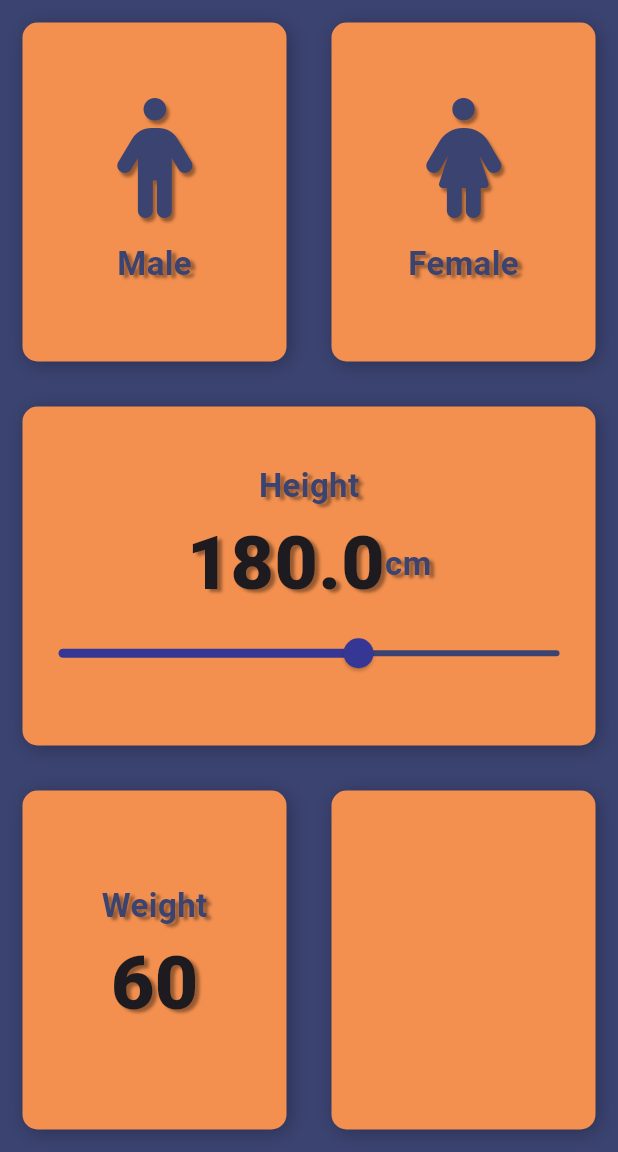
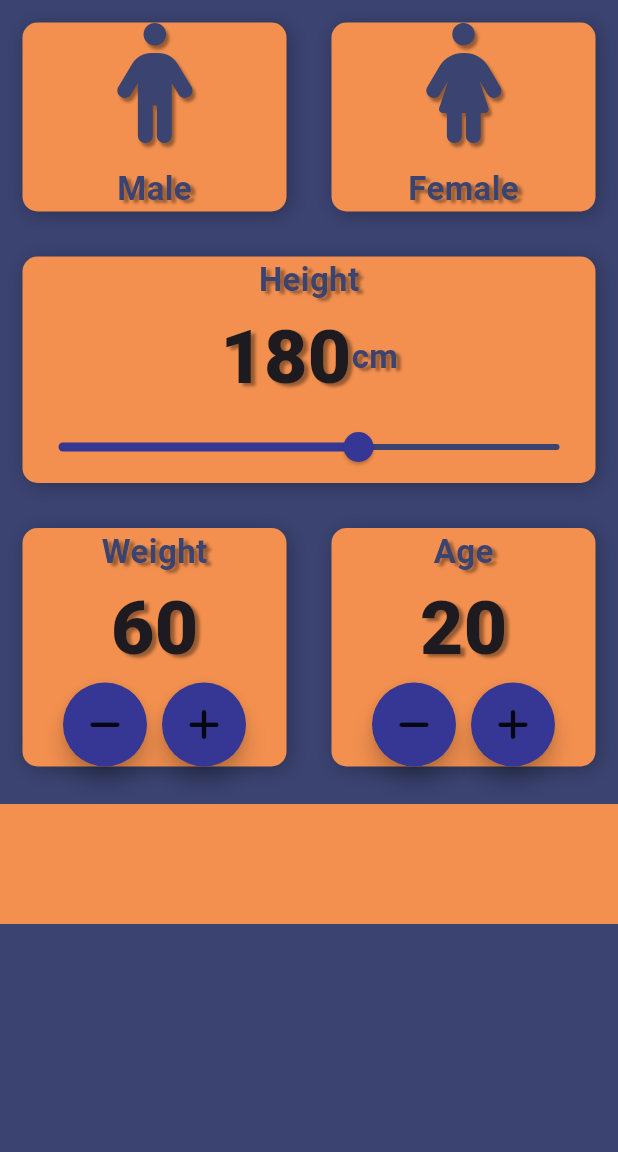
Before and after one commit to albatross65/BMI_Calculator, a Flutter app: the screen it shows after launch, on a phone screen of 412 x 824 dp, the part 84-1236 px from its top. Run offline on Flutter 3.47's test engine with Material 3 defaults, Android fonts, the phone set to English and light mode, and no system bars; our stand-ins replace font_awesome_flutter.

Commit message:
#14 Fix layout overflow,created RoundIcon class for reusable button components.

```diff
--- a/lib/input_page.dart
+++ b/lib/input_page.dart
@@ -3,9 +3,12 @@ import 'package:font_awesome_flutter/font_awesome_flutter.dart';
 import 'ContainerCode.dart';
 import 'IconTextCode.dart';
 import 'constant.dart';
+
 enum Gender { male, female }
+
 class InputPage extends StatefulWidget {
   const InputPage({super.key});
+
   @override
   State<InputPage> createState() => _InputPageState();
 }
@@ -14,14 +17,16 @@ class _InputPageState extends State<InputPage> {
   Gender? selectedGender;
   int sliderHeight = 180;
   int sliderWeight = 60;
+  int sliderAge = 20;
 
   @override
   Widget build(BuildContext context) {
-    return Column(
-      crossAxisAlignment: CrossAxisAlignment.stretch,
-      children: [
-        Expanded(
-          child: Row(
+    return SingleChildScrollView(
+      child: Column(
+        crossAxisAlignment: CrossAxisAlignment.stretch,
+        children: [
+          // Gender selection row
+          Row(
             children: [
               Expanded(
                 child: RepeatContainerCode(
@@ -30,15 +35,16 @@ class _InputPageState extends State<InputPage> {
                       selectedGender = Gender.male;
                     });
                   },
-
                   colors: selectedGender == Gender.male
                       ? activeColor
                       : deActiveColor,
                   cardwidget: RepeatIconTextCode(
                     iconData: FontAwesomeIcons.person,
                     label: 'Male',
-                    iconColor: selectedGender == Gender.male ? Colors.black : null,
-                    textColor: selectedGender == Gender.male ? Colors.black : null,
+                    iconColor:
+                    selectedGender == Gender.male ? Colors.black : null,
+                    textColor:
+                    selectedGender == Gender.male ? Colors.black : null,
                   ),
                   border: selectedGender == Gender.male
                       ? Border.all(color: Colors.black, width: 2)
@@ -58,8 +64,10 @@ class _InputPageState extends State<InputPage> {
                   cardwidget: RepeatIconTextCode(
                     iconData: FontAwesomeIcons.personDress,
                     label: 'Female',
-                    iconColor: selectedGender == Gender.female ? Colors.black : null,
-                    textColor: selectedGender == Gender.female ? Colors.black : null,
+                    iconColor:
+                    selectedGender == Gender.female ? Colors.black : null,
+                    textColor:
+                    selectedGender == Gender.female ? Colors.black : null,
                   ),
                   border: selectedGender == Gender.female
                       ? Border.all(color: Colors.black, width: 2)
@@ -68,9 +76,8 @@ class _InputPageState extends State<InputPage> {
               ),
             ],
           ),
-        ),
-        Expanded(
-          child: RepeatContainerCode(
+          // Height slider
+          RepeatContainerCode(
             colors: deActiveColor,
             cardwidget: Column(
               mainAxisAlignment: MainAxisAlignment.center,
@@ -80,7 +87,7 @@ class _InputPageState extends State<InputPage> {
                   mainAxisAlignment: MainAxisAlignment.center,
                   children: [
                     Text(
-                      sliderHeight.toStringAsFixed(1),
+                      sliderHeight.toString(),
                       style: kNumberStyle,
                     ),
                     Text(
@@ -93,10 +100,10 @@ class _InputPageState extends State<InputPage> {
                   value: sliderHeight.toDouble(),
                   min: 120.0,
                   max: 220.0,
-                  activeColor: Color(0xff363795),
-                  inactiveColor: Color(0xff3B4371),
+                  activeColor: const Color(0xff363795),
+                  inactiveColor: const Color(0xff3B4371),
                   divisions: 100,
-                  label: sliderHeight.round().toString(),
+                  label: sliderHeight.toString(),
                   onChanged: (double newValue) {
                     setState(() {
                       sliderHeight = newValue.round();
@@ -106,9 +113,8 @@ class _InputPageState extends State<InputPage> {
               ],
             ),
           ),
-        ),
-        Expanded(
-          child: Row(
+          // Weight and Age sliders
+          Row(
             children: [
               Expanded(
                 child: RepeatContainerCode(
@@ -118,6 +124,26 @@ class _InputPageState extends State<InputPage> {
                     children: [
                       Text('Weight', style: kLabelStyle),
                       Text(sliderWeight.toString(), style: kNumberStyle),
+                      Row(
+                        mainAxisAlignment: MainAxisAlignment.center,
+                        children: [
+                          RoundIcon(
+                              iconData: FontAwesomeIcons.minus,
+                              onPress: () {
+                                setState(() {
+                                  sliderWeight--;
+                                });
+                              }),
+                          SizedBox(width: 10),
+                          RoundIcon(
+                              iconData: FontAwesomeIcons.plus,
+                              onPress: () {
+                                setState(() {
+                                  sliderWeight++;
+                                });
+                              })
+                        ],
+                      )
                     ],
                   ),
                 ),
@@ -128,14 +154,68 @@ class _InputPageState extends State<InputPage> {
                   cardwidget: Column(
                     mainAxisAlignment: MainAxisAlignment.center,
                     children: [
+                      Text('Age', style: kLabelStyle),
+                      Text(sliderAge.toString(), style: kNumberStyle),
+                      Row(
+                        mainAxisAlignment: MainAxisAlignment.center,
+                        children: [
+                          RoundIcon(
+                              iconData: FontAwesomeIcons.minus,
+                              onPress: () {
+                                setState(() {
+                                  sliderAge--;
+                                });
+                              }),
+                          SizedBox(width: 10),
+                          RoundIcon(
+                              iconData: FontAwesomeIcons.plus,
+                              onPress: () {
+                                setState(() {
+                                  sliderAge++;
+                                });
+                              })
+                        ],
+                      )
                     ],
                   ),
                 ),
               ),
             ],
           ),
-        ),
-      ],
+          // Bottom container
+          Container(
+            color: Color(0xffF3904F),
+            margin: EdgeInsets.only(top: 10.0),
+            width: double.infinity,
+            height: 80.0,
+          ),
+        ],
+      ),
     );
   }
 }
+
+class RoundIcon extends StatelessWidget {
+  const RoundIcon({
+    required this.iconData,
+    required this.onPress,
+  });
+
+  final IconData iconData;
+  final VoidCallback onPress;
+
+  @override
+  Widget build(BuildContext context) {
+    return RawMaterialButton(
+      child: Icon(iconData),
+      onPressed: onPress,
+      elevation: 6.0,
+      constraints: BoxConstraints.tightFor(
+        width: 56.0,
+        height: 56.0,
+      ),
+      shape: const CircleBorder(),
+      fillColor: const Color(0xff363795),
+    );
+  }
+}
```
